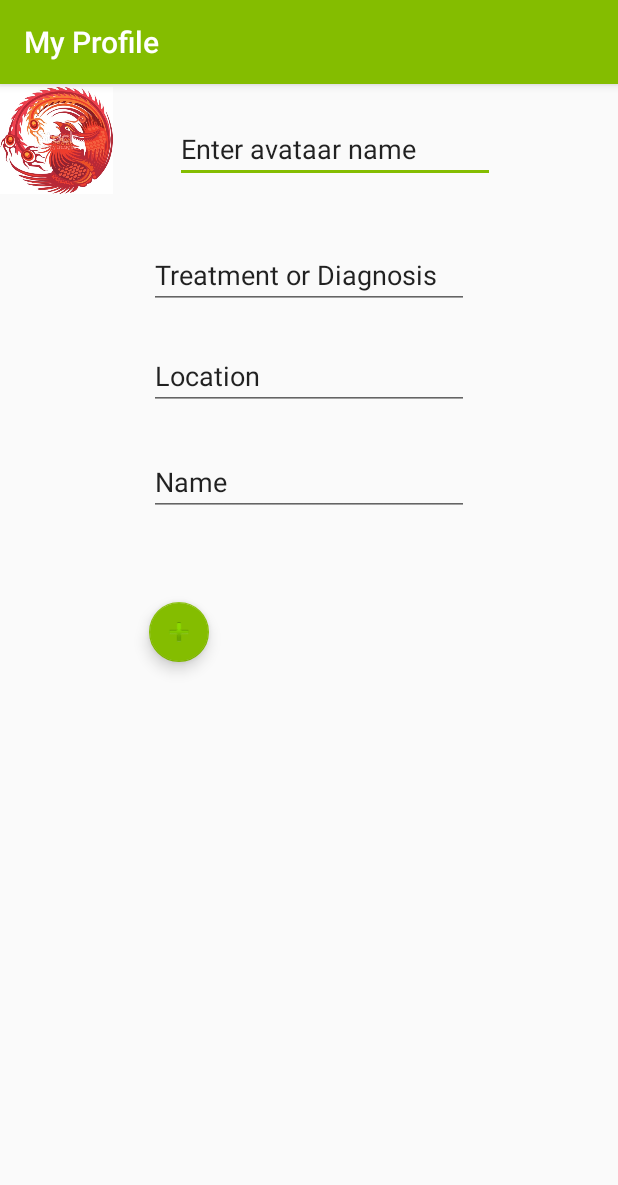
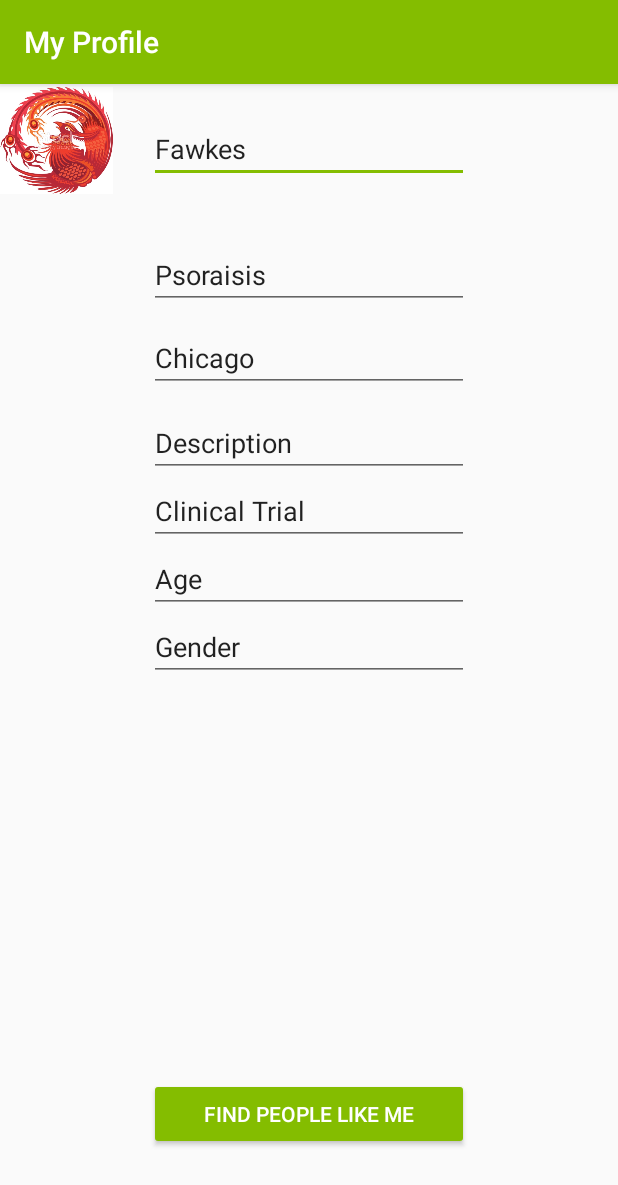
Before and after one commit to bruceab2/patient2patient, an Android app: the ProfilePage screen opened directly, with no data from a screen before it, on a phone screen of 412 x 824 dp. Shown: the top 1185 px of the screen. Run offline under Robolectric (Android 15) with nearby library versions, the phone set to English and light mode, and no system bars; our stand-ins replace Firebase (no records; nobody signed in at launch, a user with empty details on screens opened directly).

```diff
--- a/app/src/main/java/com/example/bruce/patient2patient/HomeActivity.java
+++ b/app/src/main/java/com/example/bruce/patient2patient/HomeActivity.java
@@ -65,7 +65,8 @@ public class HomeActivity extends AppCompatActivity {
         buttonProfile.setOnClickListener(new View.OnClickListener() {
             @Override
             public void onClick(View v) {
-                Intent intent = new Intent(v.getContext(), ProfilePage.class);
+                //Intent intent = new Intent(v.getContext(), ProfilePage.class);
+                Intent intent = new Intent(v.getContext(), ChatActivity.class);
                 startActivity(intent);
             }
         });
--- a/app/src/main/java/com/example/bruce/patient2patient/ProfilePage.java
+++ b/app/src/main/java/com/example/bruce/patient2patient/ProfilePage.java
@@ -43,15 +43,14 @@ public class ProfilePage extends AppCompatActivity {
         super.onCreate(savedInstanceState);
         setContentView(R.layout.activity_profile_page);
 
-        usernameTextView = (EditText) findViewById(R.id.);
-        treatmentTextView = (EditText) findViewById(R.id.);
-        clinicalTrialTextView = (EditText) findViewById(R.id.);
-        diagnosisTextView = (EditText) findViewById(R.id.);
-        locationTextView = (EditText) findViewById(R.id.);
-        ageTextView = (EditText) findViewById(R.id.);
-        genderTextView = (EditText) findViewById(R.id.);
-        hospitalTextView = (EditText) findViewById(R.id.);
-        descriptionTextView = (EditText) findViewById(R.id.);
+        usernameTextView = (EditText) findViewById(R.id.profileUsername);
+        treatmentTextView = (EditText) findViewById(R.id.profileTreatment);
+        clinicalTrialTextView = (EditText) findViewById(R.id.profileClinicalTrial);
+        locationTextView = (EditText) findViewById(R.id.profileLocation);
+        ageTextView = (EditText) findViewById(R.id.profileAge);
+        genderTextView = (EditText) findViewById(R.id.profileGender);
+        //hospitalTextView = (EditText) findViewById(R.id.profileHospital);
+        descriptionTextView = (EditText) findViewById(R.id.profileDescription);
 
 
         BottomNavigationView navigation = (BottomNavigationView) findViewById(R.id.navigation);
--- a/app/src/main/res/layout/activity_profile_page.xml
+++ b/app/src/main/res/layout/activity_profile_page.xml
@@ -45,65 +45,97 @@
         android:src="@drawable/phoenix"
         android:layout_below="@+id/content" />
 
-    <android.support.design.widget.FloatingActionButton
-        android:id="@+id/floatingActionButton4"
+    <EditText
+        android:id="@+id/profileUsername"
         android:layout_width="wrap_content"
         android:layout_height="wrap_content"
-        android:clickable="true"
-        app:fabSize="mini"
-        app:srcCompat="@android:drawable/ic_input_add"
-        android:layout_below="@+id/editText4"
-        android:layout_alignLeft="@+id/editText4"
-        android:layout_alignStart="@+id/editText4"
-        android:layout_marginTop="57dp" />
+        android:ems="10"
+        android:inputType="textPersonName"
+        android:text="Fawkes"
+        android:layout_alignBottom="@+id/navigation"
+        android:layout_alignLeft="@+id/profileTreatment"
+        android:layout_alignStart="@+id/profileTreatment" />
 
     <EditText
-        android:id="@+id/editText"
-        android:layout_width="wrap_content"
-        android:layout_height="wrap_content"
-        android:layout_marginLeft="17dp"
-        android:layout_marginStart="17dp"
-        android:ems="10"
-        android:inputType="textPersonName"
-        android:text="Enter avataar name"
-        android:layout_alignBottom="@+id/navigation"
-        android:layout_alignLeft="@+id/editText2"
-        android:layout_alignStart="@+id/editText2" />
-
-    <EditText
-        android:id="@+id/editText2"
+        android:id="@+id/profileTreatment"
         android:layout_width="wrap_content"
         android:layout_height="wrap_content"
         android:layout_marginTop="29dp"
         android:ems="10"
         android:inputType="textPersonName"
-        android:text="Treatment or Diagnosis"
+        android:text="Psoraisis"
         android:layout_below="@+id/imageView3"
         android:layout_centerHorizontal="true" />
 
     <EditText
-        android:id="@+id/editText3"
+        android:id="@+id/profileLocation"
         android:layout_width="wrap_content"
         android:layout_height="wrap_content"
-        android:layout_alignLeft="@+id/editText2"
-        android:layout_alignStart="@+id/editText2"
-        android:layout_below="@+id/editText2"
-        android:layout_marginTop="22dp"
+        android:layout_marginTop="10dp"
         android:ems="10"
         android:inputType="textPersonName"
-        android:text="Location" />
+        android:text="Chicago"
+        android:layout_below="@+id/profileTreatment"
+        android:layout_alignLeft="@+id/profileTreatment"
+        android:layout_alignStart="@+id/profileTreatment" />
 
     <EditText
-        android:id="@+id/editText4"
+        android:id="@+id/profileDescription"
         android:layout_width="wrap_content"
         android:layout_height="wrap_content"
-        android:layout_alignEnd="@+id/editText3"
-        android:layout_alignRight="@+id/editText3"
-        android:layout_below="@+id/editText3"
-        android:layout_marginTop="25dp"
+        android:layout_marginTop="11dp"
         android:ems="10"
         android:inputType="textPersonName"
-        android:text="Name" />
+        android:text="Description"
+        android:layout_below="@+id/profileLocation"
+        android:layout_alignLeft="@+id/profileLocation"
+        android:layout_alignStart="@+id/profileLocation" />
+
+    <Button
+        android:id="@+id/match"
+        style="@style/Widget.AppCompat.Button.Colored"
+        android:layout_width="wrap_content"
+        android:layout_height="wrap_content"
+        android:text="Find People like me"
+        android:layout_alignParentBottom="true"
+        android:layout_alignLeft="@+id/profileDescription"
+        android:layout_alignStart="@+id/profileDescription"
+        android:layout_marginBottom="57dp"
+        android:layout_alignRight="@+id/profileDescription"
+        android:layout_alignEnd="@+id/profileDescription" />
+
+    <EditText
+        android:id="@+id/profileClinicalTrial"
+        android:layout_width="wrap_content"
+        android:layout_height="wrap_content"
+        android:layout_alignLeft="@+id/profileDescription"
+        android:layout_alignStart="@+id/profileDescription"
+        android:layout_below="@+id/profileDescription"
+        android:ems="10"
+        android:inputType="textPersonName"
+        android:text="Clinical Trial" />
+
+    <EditText
+        android:id="@+id/profileAge"
+        android:layout_width="wrap_content"
+        android:layout_height="wrap_content"
+        android:layout_alignLeft="@+id/profileClinicalTrial"
+        android:layout_alignStart="@+id/profileClinicalTrial"
+        android:layout_below="@+id/profileClinicalTrial"
+        android:ems="10"
+        android:inputType="textPersonName"
+        android:text="Age" />
+
+    <EditText
+        android:id="@+id/profileGender"
+        android:layout_width="wrap_content"
+        android:layout_height="wrap_content"
+        android:ems="10"
+        android:inputType="textPersonName"
+        android:text="Gender"
+        android:layout_below="@+id/profileAge"
+        android:layout_alignLeft="@+id/profileAge"
+        android:layout_alignStart="@+id/profileAge" />
 
 
 </android.widget.RelativeLayout>
--- a/app/src/main/res/values/strings.xml
+++ b/app/src/main/res/values/strings.xml
@@ -8,5 +8,6 @@
 
     <string name="favorites">Favorites</string>
     <string name="chats">Recent Chats</string>
+    <string name="title_activity_chat">ChatActivity</string>
 
 </resources>
```
Also changed, not shown: app/build.gradle (+4 -3 lines), app/src/main/AndroidManifest.xml (+16 -22 lines), app/src/main/java/com/example/bruce/patient2patient/ChatActivity.java (added, +68 -0 lines), app/src/main/java/com/example/bruce/patient2patient/ChatMessage.java (added, +24 -0 lines), app/src/main/java/com/example/bruce/patient2patient/MessageAdapter.java (added, +76 -0 lines), app/src/main/java/com/example/bruce/patient2patient/TabFragmentChats.java (+7 -7 lines), app/src/main/res/layout/activity_chat.xml (added, +52 -0 lines), app/src/main/res/layout/chat_left.xml (added, +24 -0 lines), app/src/main/res/layout/chat_right.xml (added, +24 -0 lines), 2 other files.
